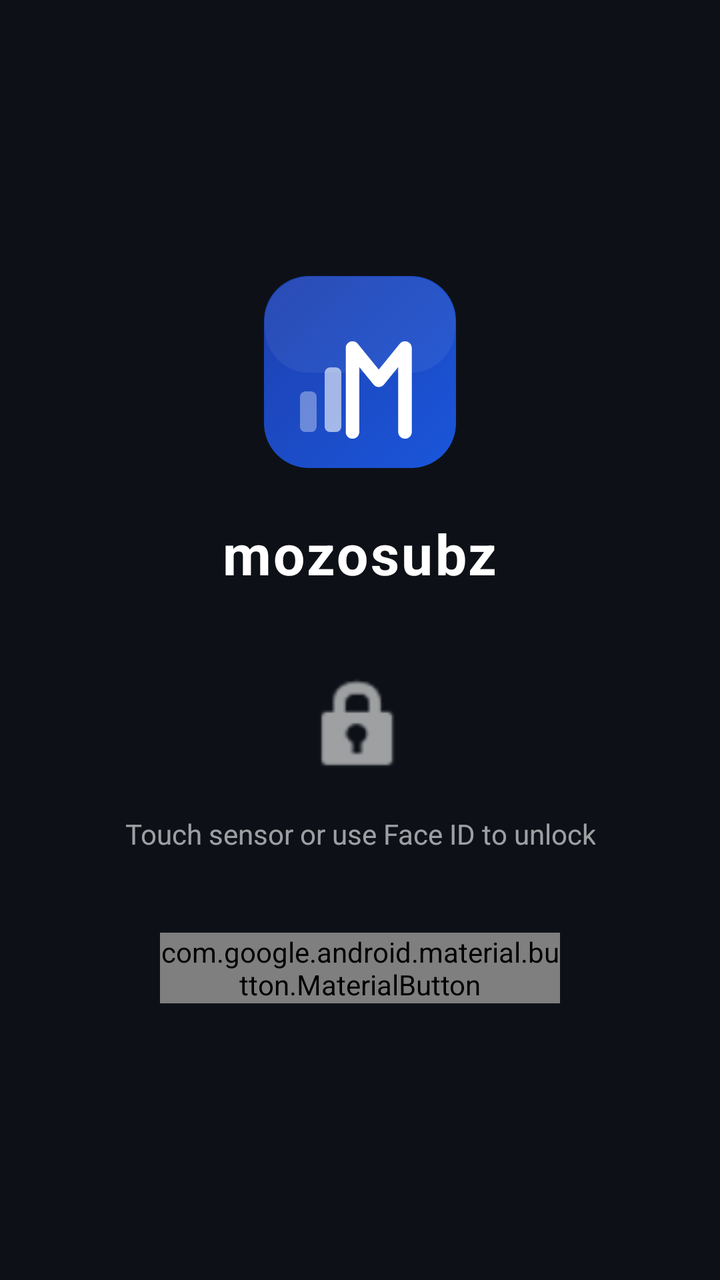
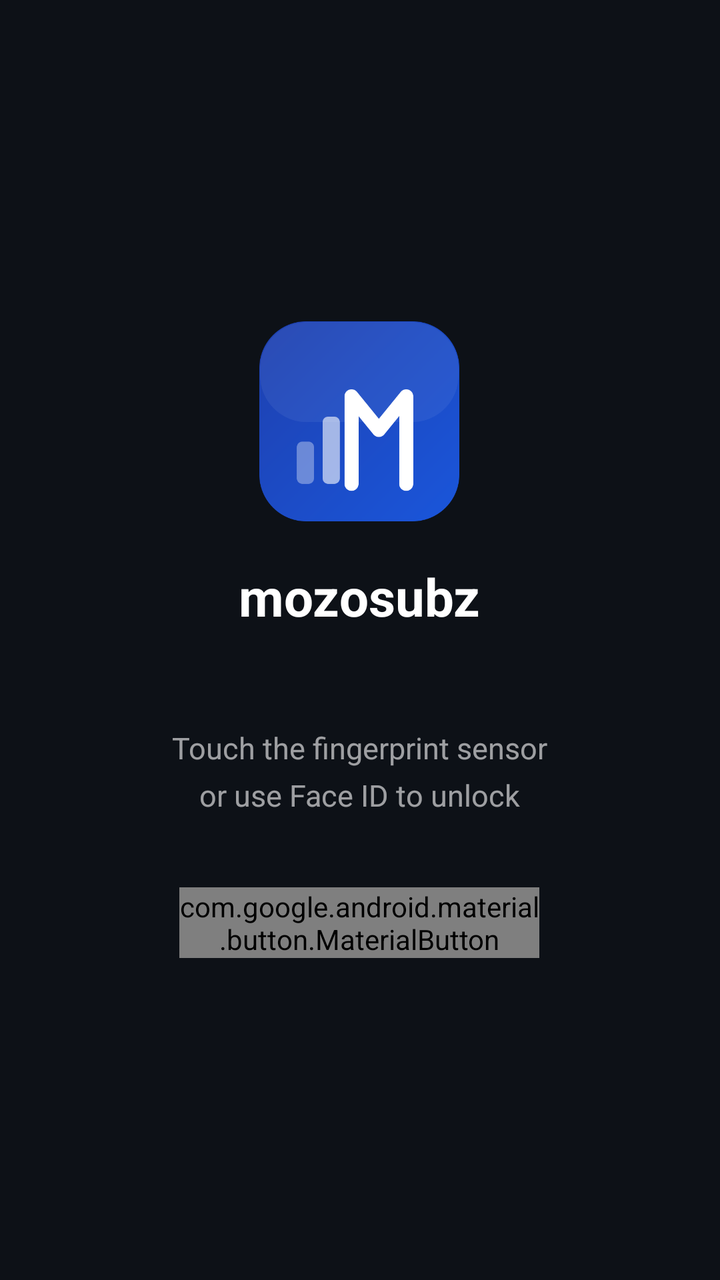

Before-and-after screenshots of an Android layout around one commit, followed by the original layout XML and the change that was made.
<!-- AndroidManifest.xml: application theme AppTheme -->
<!-- res/layout/view_lock.xml -->
<?xml version="1.0" encoding="utf-8"?>
<FrameLayout
    xmlns:android="http://schemas.android.com/apk/res/android"
    android:layout_width="match_parent"
    android:layout_height="match_parent"
    android:background="@color/mozosubz_bg_dark">

    <LinearLayout
        android:layout_width="wrap_content"
        android:layout_height="wrap_content"
        android:layout_gravity="center"
        android:orientation="vertical"
        android:gravity="center"
        android:padding="32dp">

        
        <ImageView
            android:layout_width="96dp"
            android:layout_height="96dp"
            android:src="@drawable/mozosubz_logo"
            android:scaleType="fitCenter"
            android:layout_marginBottom="24dp" />

        
        <TextView
            android:layout_width="wrap_content"
            android:layout_height="wrap_content"
            android:text="mozosubz"
            android:textColor="#FFFFFF"
            android:textSize="28sp"
            android:textStyle="bold"
            android:letterSpacing="0.04"
            android:layout_marginBottom="40dp" />

        
        <ImageView
            android:layout_width="56dp"
            android:layout_height="56dp"
            android:src="@android:drawable/ic_lock_idle_lock"
            android:alpha="0.6"
            android:tint="#FFFFFF"
            android:scaleType="fitCenter"
            android:layout_marginBottom="16dp" />

        
        <TextView
            android:layout_width="wrap_content"
            android:layout_height="wrap_content"
            android:text="Touch sensor or use Face ID to unlock"
            android:textColor="#99FFFFFF"
            android:textSize="14sp"
            android:gravity="center"
            android:layout_marginBottom="40dp" />

        
        <com.google.android.material.button.MaterialButton
            android:id="@+id/btnUnlock"
            android:layout_width="200dp"
            android:layout_height="wrap_content"
            android:text="Unlock"
            android:textColor="#FFFFFF"
            app:backgroundTint="@color/mozosubz_primary"
            app:cornerRadius="24dp"
            xmlns:app="http://schemas.android.com/apk/res-auto" />

    </LinearLayout>

</FrameLayout>
<!-- resources referenced by this layout -->
<resources>
  <color name="mozosubz_bg_dark">#0d1117</color>
  <color name="mozosubz_primary">#1a56db</color>
  <!-- drawable mozosubz_logo: png bitmap (drawable-nodpi, 28914 bytes) -->
  <style name="AppTheme" parent="Theme.AppCompat.DayNight.NoActionBar">
          <item name="colorPrimary">@color/mozosubz_primary</item>
          <item name="colorPrimaryDark">@color/mozosubz_primary_dark</item>
          <item name="colorAccent">@color/mozosubz_accent</item>
          <item name="android:windowBackground">@color/mozosubz_bg_dark</item>
          <item name="android:statusBarColor">@android:color/transparent</item>
          <item name="android:navigationBarColor">@android:color/transparent</item>
          <item name="android:windowDrawsSystemBarBackgrounds">true</item>
      </style>
  <color name="mozosubz_primary_dark">#1e40af</color>
  <color name="mozosubz_accent">#f97316</color>
</resources>

<!-- the commit's change to res/layout/view_lock.xml (unified diff, before → after) -->
@@ -1,6 +1,7 @@
 <?xml version="1.0" encoding="utf-8"?>
 <FrameLayout
     xmlns:android="http://schemas.android.com/apk/res/android"
+    xmlns:app="http://schemas.android.com/apk/res-auto"
     android:layout_width="match_parent"
     android:layout_height="match_parent"
     android:background="@color/mozosubz_bg_dark">
@@ -13,55 +14,40 @@
         android:gravity="center"
         android:padding="32dp">
 
-        
         <ImageView
-            android:layout_width="96dp"
-            android:layout_height="96dp"
+            android:layout_width="100dp"
+            android:layout_height="100dp"
             android:src="@drawable/mozosubz_logo"
             android:scaleType="fitCenter"
-            android:layout_marginBottom="24dp" />
+            android:layout_marginBottom="20dp" />
 
-        
         <TextView
             android:layout_width="wrap_content"
             android:layout_height="wrap_content"
             android:text="mozosubz"
             android:textColor="#FFFFFF"
-            android:textSize="28sp"
+            android:textSize="26sp"
             android:textStyle="bold"
-            android:letterSpacing="0.04"
-            android:layout_marginBottom="40dp" />
+            android:layout_marginBottom="48dp" />
 
-        
-        <ImageView
-            android:layout_width="56dp"
-            android:layout_height="56dp"
-            android:src="@android:drawable/ic_lock_idle_lock"
-            android:alpha="0.6"
-            android:tint="#FFFFFF"
-            android:scaleType="fitCenter"
-            android:layout_marginBottom="16dp" />
-
-        
         <TextView
             android:layout_width="wrap_content"
             android:layout_height="wrap_content"
-            android:text="Touch sensor or use Face ID to unlock"
+            android:text="Touch the fingerprint sensor\nor use Face ID to unlock"
             android:textColor="#99FFFFFF"
-            android:textSize="14sp"
+            android:textSize="15sp"
             android:gravity="center"
-            android:layout_marginBottom="40dp" />
+            android:lineSpacingMultiplier="1.3"
+            android:layout_marginBottom="36dp" />
 
-        
         <com.google.android.material.button.MaterialButton
             android:id="@+id/btnUnlock"
-            android:layout_width="200dp"
+            android:layout_width="180dp"
             android:layout_height="wrap_content"
             android:text="Unlock"
             android:textColor="#FFFFFF"
             app:backgroundTint="@color/mozosubz_primary"
-            app:cornerRadius="24dp"
-            xmlns:app="http://schemas.android.com/apk/res-auto" />
+            app:cornerRadius="24dp" />
 
     </LinearLayout>
 
